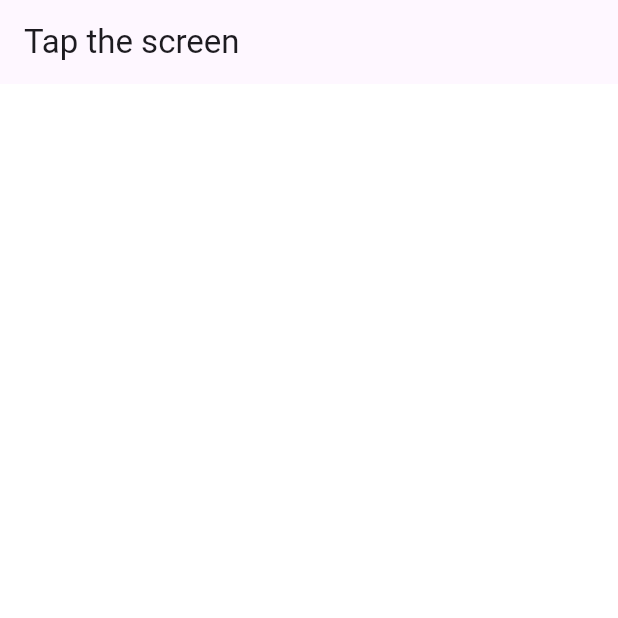
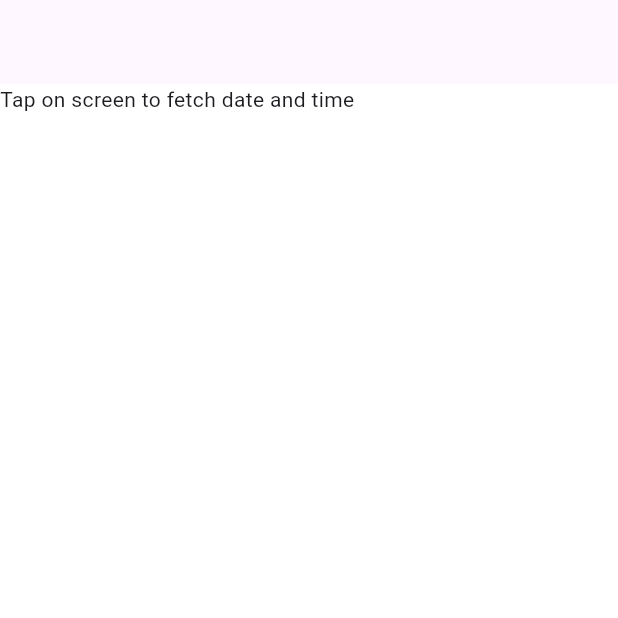
Before and after one commit to lovzay/stateful_inheritedwidget, a Flutter app: the screen it shows after launch, on a phone screen of 412 x 824 dp, the top half of it. Run offline on Flutter 3.47's test engine with Material 3 defaults, Android fonts, the phone set to English and light mode, and no system bars.

```diff
--- a/lib/main.dart
+++ b/lib/main.dart
@@ -1,4 +1,5 @@
 import 'package:flutter/material.dart';
+import 'package:uuid/uuid.dart';
 
 void main() {
   runApp(
@@ -8,9 +9,36 @@ void main() {
         primarySwatch: Colors.blue,
       ),
       debugShowCheckedModeBanner: false,
-      home: const HomePage(),
+      home: ApiProvider(
+        api: Api(),
+        child: const HomePage(),
+      ),
     ),
   );
+}
+
+class ApiProvider extends InheritedWidget {
+  final Api api;
+  final String uuid;
+
+  ApiProvider({
+    Key? key,
+    required this.api,
+    required Widget child,
+  })  : uuid = const Uuid().v4(),
+        super(
+          key: key,
+          child: child,
+        );
+
+  @override
+  bool updateShouldNotify(covariant ApiProvider oldWidget) {
+    return uuid != oldWidget.uuid;
+  }
+
+  static ApiProvider of(BuildContext context) {
+    return context.dependOnInheritedWidgetOfExactType<ApiProvider>()!;
+  }
 }
 
 class HomePage extends StatefulWidget {
@@ -21,25 +49,56 @@ class HomePage extends StatefulWidget {
 }
 
 class _HomePageState extends State<HomePage> {
+  ValueKey _textKey = const ValueKey<String?>(null);
   String title = 'Tap the screen';
 
   @override
   Widget build(BuildContext context) {
     return Scaffold(
       appBar: AppBar(
-          title: Text(title),
+        title: Text(ApiProvider.of(context).api.dateAndTime ?? ''),
       ),
       body: GestureDetector(
-          onTap: () {
+        onTap: () async {
+          final api = ApiProvider.of(context).api;
+          final dateAndTime = await api.getDateAndTime();
           setState(
             () {
-                title = DateTime.now().toIso8601String();
+              _textKey = ValueKey(dateAndTime);
             },
           );
         },
+        child: SizedBox.expand(
           child: Container(
             color: Colors.white,
+            child: DateTimeWidget(key: _textKey),
           ),
-        ));
+        ),
+      ),
+    );
   }
 }
+
+class DateTimeWidget extends StatelessWidget {
+  const DateTimeWidget({super.key});
+
+  @override
+  Widget build(BuildContext context) {
+    final api = ApiProvider.of(context).api;
+    return Text(api.dateAndTime ?? 'Tap on screen to fetch date and time');
+  }
+}
+
+class Api {
+  String? dateAndTime;
+
+  Future<String> getDateAndTime() {
+    return Future.delayed(
+      const Duration(seconds: 1),
+      () => DateTime.now().toIso8601String(),
+    ).then((value) {
+      dateAndTime = value;
+      return value;
+    });
+  }
+}
--- a/pubspec.yaml
+++ b/pubspec.yaml
@@ -35,6 +35,7 @@ dependencies:
   # The following adds the Cupertino Icons font to your application.
   # Use with the CupertinoIcons class for iOS style icons.
   cupertino_icons: ^1.0.2
+  uuid: ^4.2.1
 
 dev_dependencies:
   flutter_test:
```
Also changed, not shown: pubspec.lock. Lines whose indentation alone changed are shown as unchanged.
